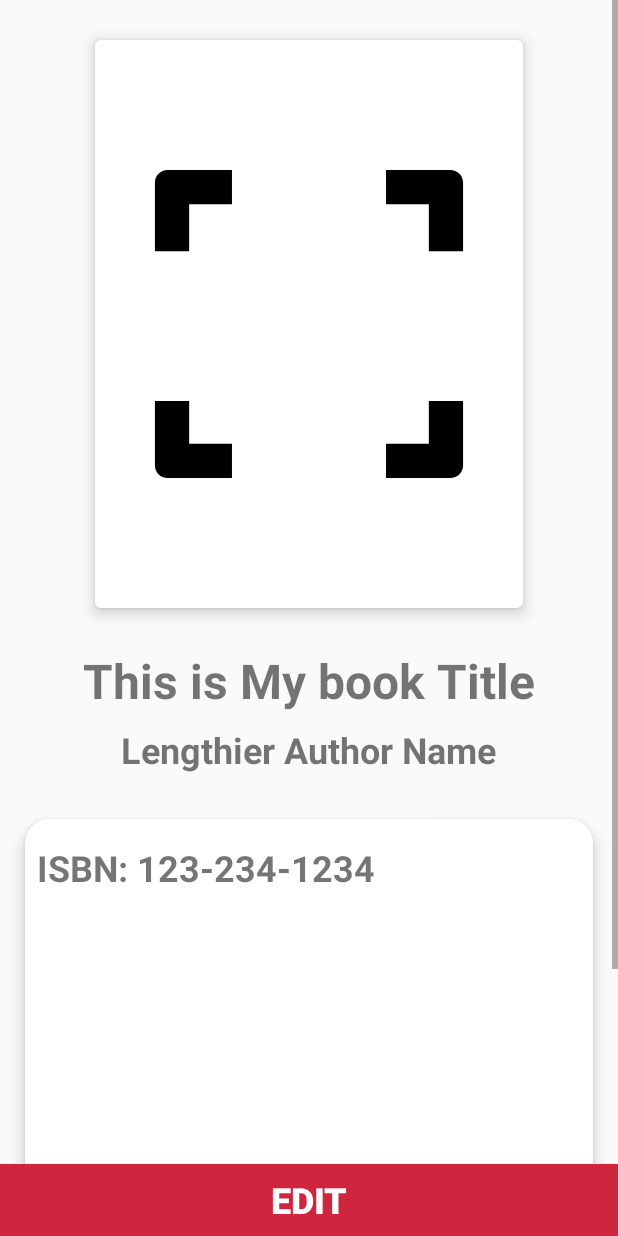
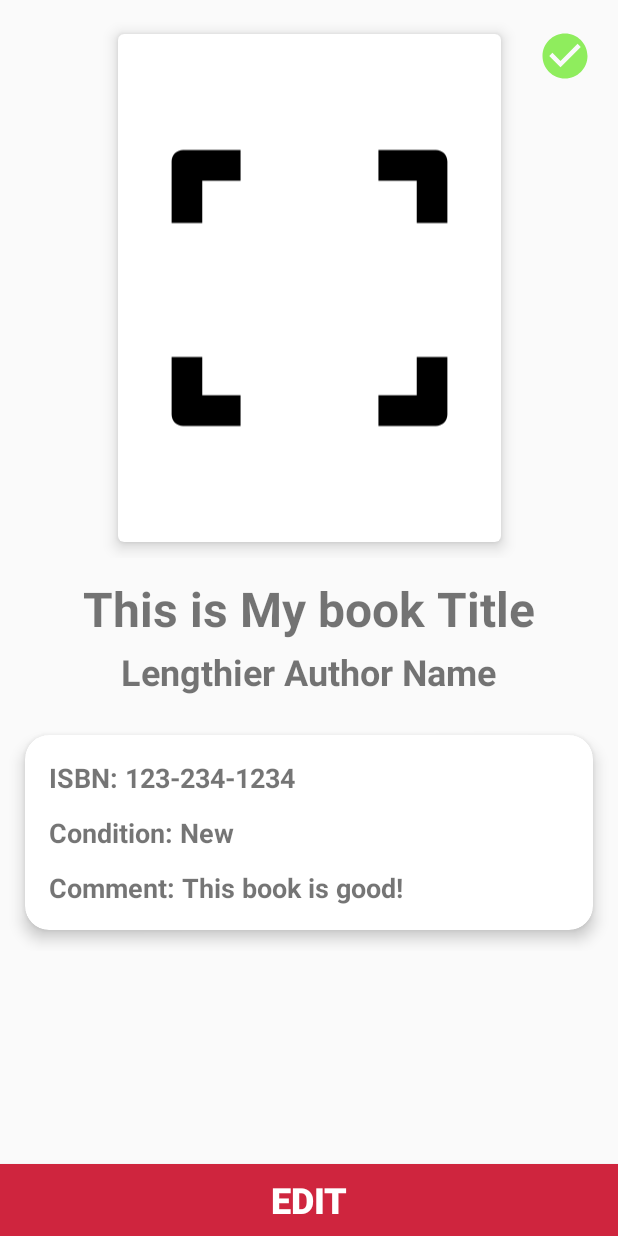
Before and after one commit to Head8che/PocketBook, an Android app: the layout fragment_view_my_book_book.xml on its own in the app's theme, with its tools: preview values and no code run, on a phone screen of 412 x 824 dp. Run offline under Robolectric (Android 15) with nearby library versions, the phone set to English and light mode, and no system bars.

Commit message:
refactor: upgraded layout in ViewMyBookActivity

```diff
--- a/app/src/main/java/com/example/pocketbook/activity/ViewMyBookActivity.java
+++ b/app/src/main/java/com/example/pocketbook/activity/ViewMyBookActivity.java
@@ -25,6 +25,7 @@ public class ViewMyBookActivity extends AppCompatActivity {
                 new ViewMyBookPagerAdapter(getSupportFragmentManager(), tabLayout.getTabCount());
 
         viewPager.setAdapter(viewMyBookPagerAdapter);
+        viewPager.addOnPageChangeListener(new TabLayout.TabLayoutOnPageChangeListener(tabLayout));
 
         tabLayout.addOnTabSelectedListener(new TabLayout.OnTabSelectedListener() {
             @Override
--- a/app/src/main/java/com/example/pocketbook/fragment/ViewMyBookBookFragment.java
+++ b/app/src/main/java/com/example/pocketbook/fragment/ViewMyBookBookFragment.java
@@ -68,6 +68,9 @@ public class ViewMyBookBookFragment extends Fragment {
     @Override
     public View onCreateView(LayoutInflater inflater, ViewGroup container,
                              Bundle savedInstanceState) {
+        // set up a user, user = FirebaseAuth. setUser ...
+        // see selected book's owner
+
         StorageReference storageReference = FirebaseStorage.getInstance().getReference().child("default_images").child("no_book_cover_light.png");
 
         // Inflate the layout for this fragment
--- /dev/null
+++ b/app/src/main/res/drawable/ic_available.xml
@@ -0,0 +1,10 @@
+<vector xmlns:android="http://schemas.android.com/apk/res/android"
+    android:width="24dp"
+    android:height="24dp"
+    android:viewportWidth="24"
+    android:viewportHeight="24"
+    android:tint="?attr/colorControlNormal">
+  <path
+      android:fillColor="@android:color/white"
+      android:pathData="M12,2C6.48,2 2,6.48 2,12s4.48,10 10,10 10,-4.48 10,-10S17.52,2 12,2zM10,17l-5,-5 1.41,-1.41L10,14.17l7.59,-7.59L19,8l-9,9z"/>
+</vector>
--- a/app/src/main/res/layout/fragment_view_my_book_book.xml
+++ b/app/src/main/res/layout/fragment_view_my_book_book.xml
@@ -10,6 +10,7 @@
     <ScrollView
         android:layout_width="0dp"
         android:layout_height="0dp"
+        android:layout_marginBottom="4dp"
         app:layout_constraintBottom_toTopOf="@+id/viewMyBookEditBtn"
         app:layout_constraintEnd_toEndOf="parent"
         app:layout_constraintStart_toStartOf="parent"
@@ -22,13 +23,24 @@
         android:gravity="center_horizontal|center_vertical"
         android:orientation="vertical">
 
+        <androidx.constraintlayout.widget.ConstraintLayout
+            android:layout_width="match_parent"
+            android:gravity="center_horizontal|center_vertical"
+            android:layout_height="360dp"
+            android:layout_marginTop="12dp"
+            android:orientation="horizontal">
+
             <androidx.cardview.widget.CardView
-            android:layout_width="300dp"
-            android:layout_height="400dp"
-            android:layout_marginTop="16dp"
+                android:id="@+id/cardView"
+                android:layout_width="270dp"
+                android:layout_height="match_parent"
+                app:cardCornerRadius="4dp"
+                app:cardElevation="6dp"
                 app:cardUseCompatPadding="true"
-            app:cardCornerRadius="4dp"
-            app:cardElevation="6dp" >
+                app:layout_constraintBottom_toBottomOf="parent"
+                app:layout_constraintEnd_toEndOf="parent"
+                app:layout_constraintStart_toStartOf="parent"
+                app:layout_constraintTop_toTopOf="parent">
 
                 <ImageView
                     android:id="@+id/viewMyBookBookCoverImageView"
@@ -39,9 +51,23 @@
 
             </androidx.cardview.widget.CardView>
 
+            <ImageView
+                android:id="@+id/viewMyBookIconImageView"
+                android:layout_width="36dp"
+                android:layout_height="36dp"
+                android:layout_marginTop="7dp"
+                android:contentDescription="@string/book_cover_image"
+                android:src="@drawable/ic_available"
+                app:tint="@color/colorAvailable"
+                app:layout_constraintEnd_toEndOf="parent"
+                app:layout_constraintStart_toEndOf="@+id/cardView"
+                app:layout_constraintTop_toTopOf="parent" />
+
+        </androidx.constraintlayout.widget.ConstraintLayout>
+
         <TextView
             android:id="@+id/viewMyBookBookTitleTextView"
-            android:layout_marginTop="16sp"
+            android:layout_marginTop="12dp"
             android:textSize="32sp"
             android:textStyle="bold"
             android:layout_width="wrap_content"
@@ -50,7 +76,7 @@
 
         <TextView
             android:id="@+id/viewMyBookAuthorTextView"
-            android:layout_marginTop="8sp"
+            android:layout_marginTop="4sp"
             android:textSize="24sp"
             android:textStyle="bold"
             android:layout_width="wrap_content"
@@ -59,25 +85,57 @@
 
         <androidx.cardview.widget.CardView
             android:layout_width="match_parent"
-            android:layout_height="400dp"
+            android:layout_height="wrap_content"
             android:layout_marginStart="5dp"
             android:layout_marginEnd="5dp"
-            android:layout_marginTop="16dp"
+            android:layout_marginTop="12dp"
             app:cardUseCompatPadding="true"
             app:cardCornerRadius="16dp"
             app:cardElevation="6dp" >
 
+            <androidx.appcompat.widget.LinearLayoutCompat
+                android:layout_width="match_parent"
+                android:layout_height="match_parent"
+                android:orientation="vertical" >
+
                 <TextView
                     android:id="@+id/viewMyBookISBNTextView"
                     android:layout_marginTop="16sp"
-                android:layout_marginStart="8sp"
+                    android:layout_marginStart="16sp"
                     android:layout_marginEnd="8sp"
-                android:layout_marginBottom="16sp"
-                android:textSize="24sp"
+                    android:layout_marginBottom="12sp"
+                    android:textSize="18sp"
                     android:textStyle="bold"
                     android:layout_width="wrap_content"
                     android:layout_height="wrap_content"
-                android:text="ISBN: 123-234-1234" />
+                    android:text="ISBN: 123-234-1234"
+                    />
+
+                <TextView
+                    android:id="@+id/viewMyBookConditionTextView"
+                    android:layout_marginTop="0sp"
+                    android:layout_marginStart="16sp"
+                    android:layout_marginEnd="8sp"
+                    android:layout_marginBottom="12sp"
+                    android:textSize="18sp"
+                    android:textStyle="bold"
+                    android:layout_width="wrap_content"
+                    android:layout_height="wrap_content"
+                    android:text="Condition: New" />
+
+                <TextView
+                    android:id="@+id/viewMyBookCommentTextView"
+                    android:layout_marginTop="0sp"
+                    android:layout_marginStart="16sp"
+                    android:layout_marginEnd="8sp"
+                    android:layout_marginBottom="16sp"
+                    android:textSize="18sp"
+                    android:textStyle="bold"
+                    android:layout_width="wrap_content"
+                    android:layout_height="wrap_content"
+                    android:text="Comment: This book is good!" />
+
+            </androidx.appcompat.widget.LinearLayoutCompat>
 
         </androidx.cardview.widget.CardView>
 
--- a/app/src/main/res/values/colors.xml
+++ b/app/src/main/res/values/colors.xml
@@ -6,4 +6,7 @@
     <color name="colorPrimaryDark">#0D000000</color>
     <color name="colorUnselected">#666666</color>
     <color name="colorAccent">#CF253E</color>
+    <color name="colorAvailable">#8FED5D</color>
+    <color name="colorAccepted">#FFEB3B</color>
+    <color name="colorBorrowed">#ED2F21</color>
 </resources>
```
Lines whose indentation alone changed are shown as unchanged.
